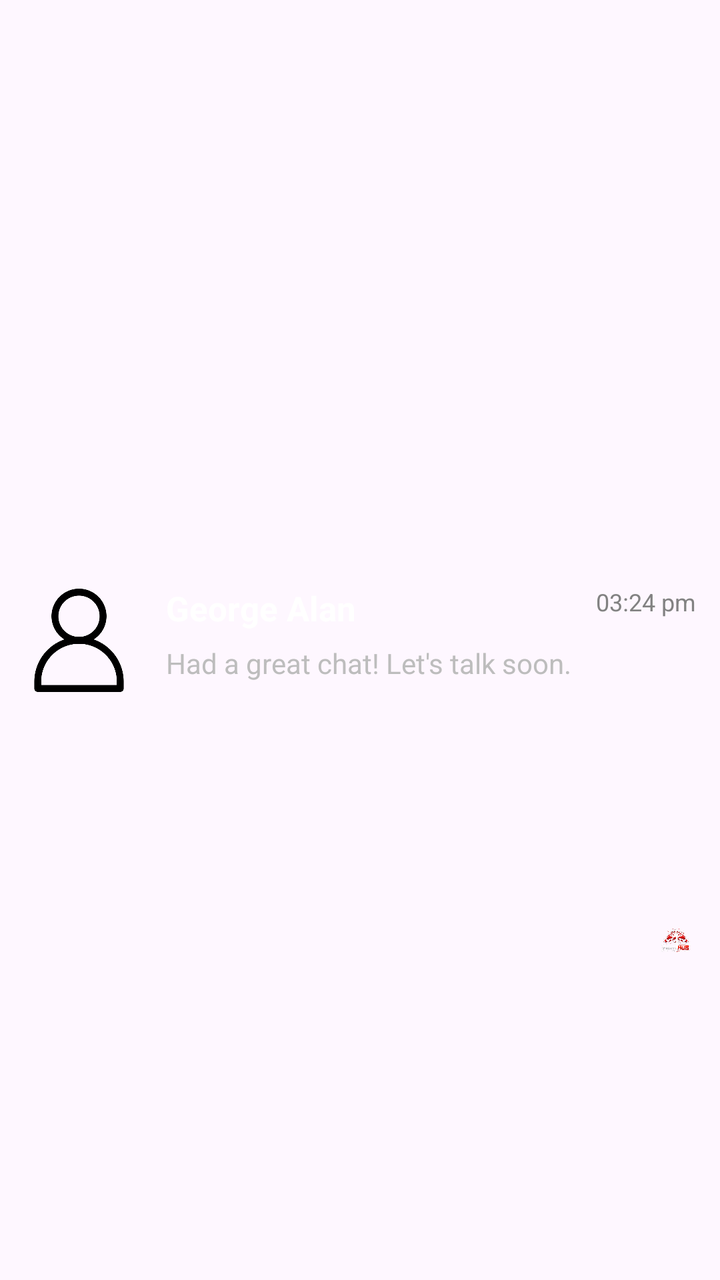
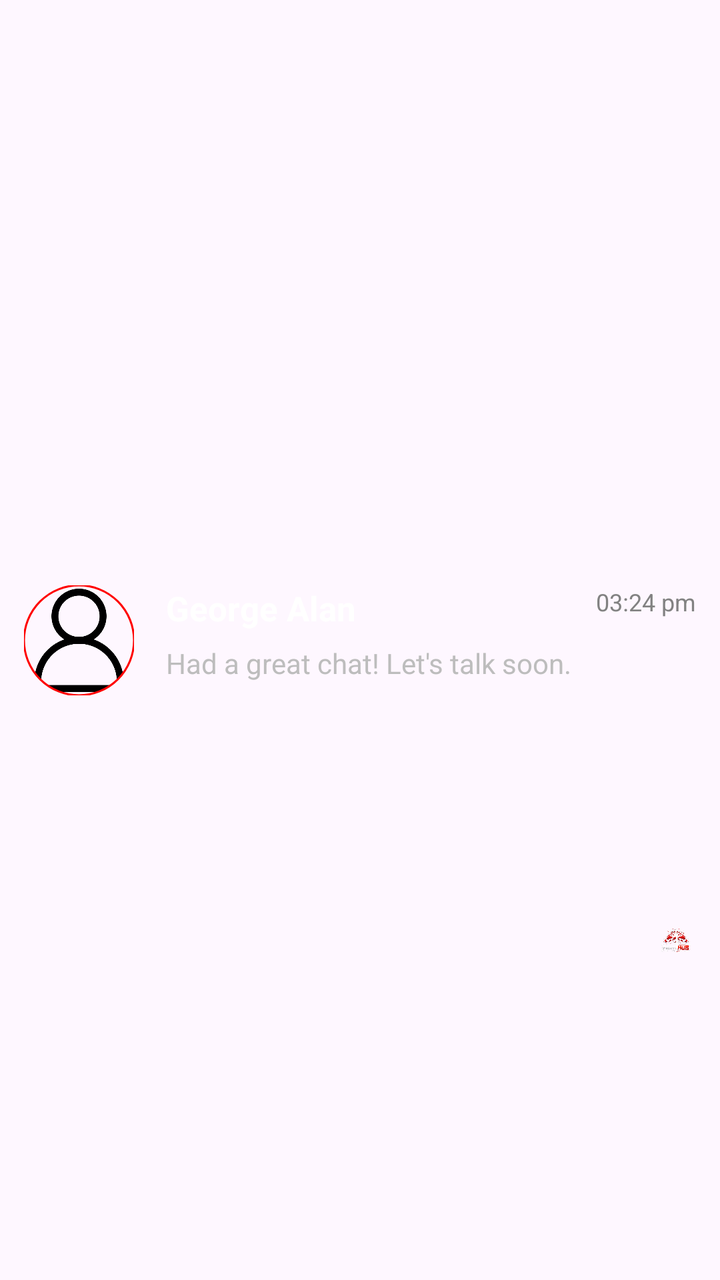

The first picture is an Android layout as it rendered before a commit; the second is the same layout after the commit. The layout source and the unified diff follow.
<!-- AndroidManifest.xml: application theme Theme.FightHub -->
<!-- res/layout/item_chat.xml -->
<?xml version="1.0" encoding="utf-8"?>
<androidx.constraintlayout.widget.ConstraintLayout
    xmlns:android="http://schemas.android.com/apk/res/android"
    xmlns:app="http://schemas.android.com/apk/res-auto"
    android:layout_width="match_parent"
    android:layout_height="wrap_content"
    android:padding="12dp"
    android:background="?attr/selectableItemBackground">

    <com.google.android.material.imageview.ShapeableImageView
        android:id="@+id/ivProfile"
        android:layout_width="55dp"
        android:layout_height="55dp"
        android:scaleType="centerCrop"
        app:shapeAppearanceOverlay="@style/ShapeAppearance.MaterialComponents.SmallComponent"
        android:src="@drawable/icona_profilo_navbar"
        app:layout_constraintStart_toStartOf="parent"
        app:layout_constraintTop_toTopOf="parent"
        app:layout_constraintBottom_toBottomOf="parent" />

    <TextView
        android:id="@+id/tvNome"
        android:layout_width="0dp"
        android:layout_height="wrap_content"
        android:layout_marginStart="16dp"
        android:text="George Alan"
        android:textColor="#FFFFFF"
        android:textSize="17sp"
        android:textStyle="bold"
        app:layout_constraintEnd_toStartOf="@id/tvTime"
        app:layout_constraintStart_toEndOf="@id/ivProfile"
        app:layout_constraintTop_toTopOf="@id/ivProfile" />

    <TextView
        android:id="@+id/tvTesto"
        android:layout_width="0dp"
        android:layout_height="wrap_content"
        android:text="Had a great chat! Let's talk soon."
        android:textColor="#BDBDBD"
        android:textSize="14sp"
        android:maxLines="1"
        android:ellipsize="end"
        app:layout_constraintBottom_toBottomOf="@id/ivProfile"
        app:layout_constraintEnd_toStartOf="@id/badgeNotification"
        app:layout_constraintStart_toStartOf="@id/tvNome"
        app:layout_constraintTop_toBottomOf="@id/tvNome" />

    <TextView
        android:id="@+id/tvTime"
        android:layout_width="wrap_content"
        android:layout_height="wrap_content"
        android:text="03:24 pm"
        android:textColor="#828282"
        android:textSize="12sp"
        app:layout_constraintEnd_toEndOf="parent"
        app:layout_constraintTop_toTopOf="@id/tvNome" />

    <TextView
        android:id="@+id/badgeNotification"
        android:layout_width="20dp"
        android:layout_height="20dp"
        android:background="@drawable/logo_fighthub"
        android:gravity="center"
        android:text="1"
        android:textColor="#FFFFFF"
        android:textSize="10sp"
        android:layout_marginTop="4dp"
        app:layout_constraintBottom_toBottomOf="parent"
        app:layout_constraintEnd_toEndOf="parent"
        app:layout_constraintTop_toBottomOf="@id/tvTime" />

</androidx.constraintlayout.widget.ConstraintLayout>
<!-- resources referenced by this layout -->
<resources>
  <!-- drawable icona_profilo_navbar: png bitmap (drawable, 12185 bytes) -->
  <!-- drawable logo_fighthub: png bitmap (drawable, 190031 bytes) -->
  <style name="Theme.FightHub" parent="Base.Theme.FightHub" />
  <style name="Base.Theme.FightHub" parent="Theme.Material3.DayNight.NoActionBar">
          
          
      </style>
</resources>

<!-- the commit's change to res/layout/item_chat.xml (unified diff, before → after) -->
@@ -12,7 +12,9 @@
         android:layout_width="55dp"
         android:layout_height="55dp"
         android:scaleType="centerCrop"
-        app:shapeAppearanceOverlay="@style/ShapeAppearance.MaterialComponents.SmallComponent"
+        app:shapeAppearanceOverlay="@style/CircleImage"
+        app:strokeColor="#FF0000"
+        app:strokeWidth="1dp"
         android:src="@drawable/icona_profilo_navbar"
         app:layout_constraintStart_toStartOf="parent"
         app:layout_constraintTop_toTopOf="parent"
<!-- resource entries referenced after the edit -->
@@ -2,6 +2,9 @@
 <resources>
   <!-- drawable icona_profilo_navbar: png bitmap (drawable, 12185 bytes) -->
   <!-- drawable logo_fighthub: png bitmap (drawable, 190031 bytes) -->
+  <style name="CircleImage">
+          <item name="cornerSize">50%</item>
+      </style>
   <style name="Theme.FightHub" parent="Base.Theme.FightHub" />
   <style name="Base.Theme.FightHub" parent="Theme.Material3.DayNight.NoActionBar">
           
